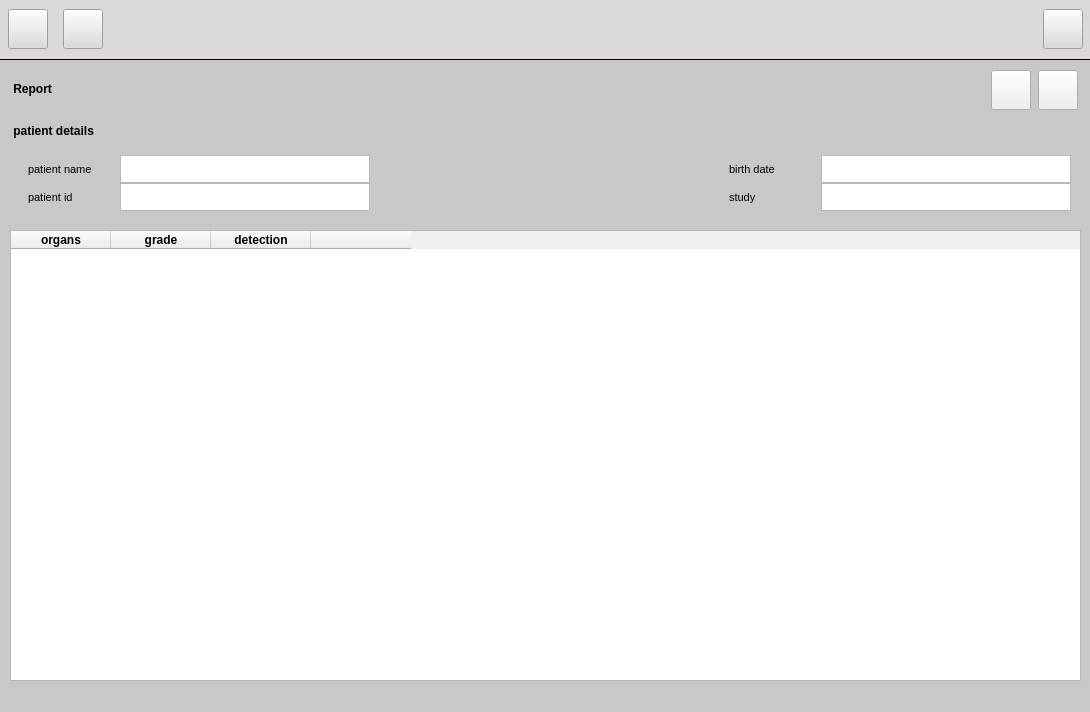
Above: src/page2.ui from alireza-da/TraumaDetectionProject before the change. Below: the same form after it.
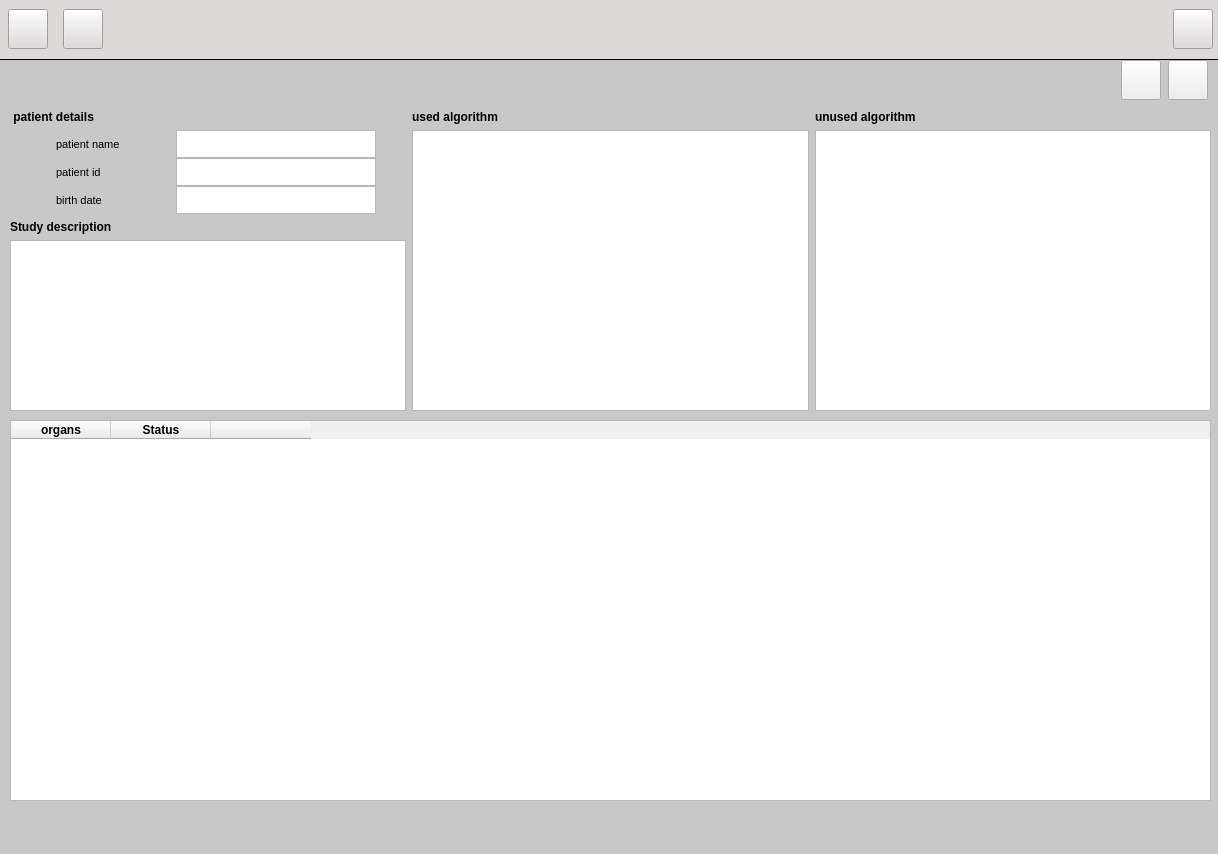
That is the form after the change.

```diff
--- a/src/page2.ui
+++ b/src/page2.ui
@@ -6,8 +6,8 @@
    <rect>
     <x>0</x>
     <y>0</y>
-    <width>1090</width>
-    <height>712</height>
+    <width>1218</width>
+    <height>854</height>
    </rect>
   </property>
   <property name="windowTitle">
@@ -24,7 +24,7 @@
      <rect>
       <x>0</x>
       <y>-1</y>
-      <width>1091</width>
+      <width>1221</width>
       <height>61</height>
      </rect>
     </property>
@@ -123,29 +123,16 @@
     <property name="geometry">
      <rect>
       <x>10</x>
-      <y>70</y>
-      <width>1071</width>
-      <height>141</height>
+      <y>110</y>
+      <width>1201</width>
+      <height>301</height>
      </rect>
     </property>
     <layout class="QVBoxLayout" name="verticalLayout">
      <item>
-      <widget class="QLabel" name="label_10">
-       <property name="maximumSize">
-        <size>
-         <width>16777215</width>
-         <height>40</height>
-        </size>
-       </property>
-       <property name="styleSheet">
-        <string notr="true">font-size:9pt;
- font-weight:500;</string>
-       </property>
-       <property name="text">
-        <string> Report</string>
-       </property>
-      </widget>
-     </item>
+      <layout class="QHBoxLayout" name="horizontalLayout_3" stretch="0,0,0">
+       <item>
+        <layout class="QVBoxLayout" name="verticalLayout_2" stretch="0,0,1">
      <item>
       <widget class="QLabel" name="label_4">
        <property name="maximumSize">
@@ -167,8 +154,6 @@
       </widget>
      </item>
      <item>
-      <layout class="QHBoxLayout" name="horizontalLayout_3" stretch="3,2,3">
-       <item>
         <layout class="QGridLayout" name="gridLayout">
          <property name="sizeConstraint">
           <enum>QLayout::SetMinimumSize</enum>
@@ -179,34 +164,6 @@
          <property name="spacing">
           <number>0</number>
          </property>
-         <item row="0" column="0">
-          <widget class="QLabel" name="label_5">
-           <property name="maximumSize">
-            <size>
-             <width>16777215</width>
-             <height>28</height>
-            </size>
-           </property>
-           <property name="styleSheet">
-            <string notr="true"> margin: 5px; 
- font-size:8pt;
-</string>
-           </property>
-           <property name="text">
-            <string>patient name</string>
-           </property>
-          </widget>
-         </item>
-         <item row="0" column="1">
-          <widget class="QTextEdit" name="textEdit">
-           <property name="maximumSize">
-            <size>
-             <width>250</width>
-             <height>28</height>
-            </size>
-           </property>
-          </widget>
-         </item>
          <item row="1" column="0">
           <widget class="QLabel" name="label_6">
            <property name="maximumSize">
@@ -229,39 +186,44 @@
           <widget class="QTextEdit" name="textEdit_2">
            <property name="maximumSize">
             <size>
-             <width>250</width>
+               <width>200</width>
              <height>28</height>
             </size>
            </property>
           </widget>
          </item>
-        </layout>
-       </item>
-       <item>
-        <spacer name="horizontalSpacer_4">
-         <property name="orientation">
-          <enum>Qt::Horizontal</enum>
-         </property>
-         <property name="sizeHint" stdset="0">
-          <size>
-           <width>40</width>
-           <height>20</height>
-          </size>
-         </property>
-        </spacer>
-       </item>
-       <item>
-        <layout class="QGridLayout" name="gridLayout_2">
-         <property name="sizeConstraint">
-          <enum>QLayout::SetMinimumSize</enum>
-         </property>
-         <property name="rightMargin">
-          <number>10</number>
-         </property>
-         <property name="spacing">
-          <number>0</number>
-         </property>
          <item row="0" column="0">
+            <widget class="QLabel" name="label_5">
+             <property name="maximumSize">
+              <size>
+               <width>16777215</width>
+               <height>32</height>
+              </size>
+             </property>
+             <property name="styleSheet">
+              <string notr="true"> margin: 5px; 
+ font-size:8pt;
+</string>
+             </property>
+             <property name="text">
+              <string>patient name</string>
+             </property>
+             <property name="margin">
+              <number>0</number>
+             </property>
+            </widget>
+           </item>
+           <item row="0" column="1">
+            <widget class="QTextEdit" name="textEdit">
+             <property name="maximumSize">
+              <size>
+               <width>200</width>
+               <height>28</height>
+              </size>
+             </property>
+            </widget>
+           </item>
+           <item row="2" column="0">
           <widget class="QLabel" name="label_7">
            <property name="maximumSize">
             <size>
@@ -281,42 +243,98 @@
            </property>
           </widget>
          </item>
-         <item row="0" column="1">
+           <item row="2" column="1">
           <widget class="QTextEdit" name="textEdit_3">
            <property name="maximumSize">
             <size>
-             <width>250</width>
+               <width>200</width>
              <height>28</height>
             </size>
            </property>
           </widget>
          </item>
-         <item row="1" column="0">
+          </layout>
+         </item>
+         <item>
+          <layout class="QVBoxLayout" name="verticalLayout_3">
+           <item>
           <widget class="QLabel" name="label_8">
            <property name="maximumSize">
             <size>
-             <width>100</width>
-             <height>32</height>
+               <width>160</width>
+               <height>40</height>
             </size>
            </property>
            <property name="styleSheet">
-            <string notr="true"> margin: 5px; 
- font-size:8pt;</string>
+              <string notr="true">font-size:9pt;
+ font-weight:500;</string>
            </property>
            <property name="text">
-            <string>study</string>
-           </property>
-          </widget>
-         </item>
-         <item row="1" column="1">
-          <widget class="QTextEdit" name="textEdit_4">
+              <string>Study description</string>
+             </property>
+             <property name="margin">
+              <number>5</number>
+             </property>
+            </widget>
+           </item>
+           <item>
+            <widget class="QTextBrowser" name="textBrowser"/>
+           </item>
+          </layout>
+         </item>
+        </layout>
+       </item>
+       <item>
+        <layout class="QVBoxLayout" name="verticalLayout_7">
+         <item>
+          <widget class="QLabel" name="label_11">
            <property name="maximumSize">
             <size>
-             <width>250</width>
-             <height>28</height>
+             <width>160</width>
+             <height>40</height>
             </size>
            </property>
+           <property name="styleSheet">
+            <string notr="true">font-size:9pt;
+ font-weight:500;</string>
+           </property>
+           <property name="text">
+            <string>used algorithm</string>
+           </property>
+           <property name="margin">
+            <number>5</number>
+           </property>
           </widget>
+         </item>
+         <item>
+          <widget class="QListWidget" name="list_used_algo"/>
+         </item>
+        </layout>
+       </item>
+       <item>
+        <layout class="QVBoxLayout" name="verticalLayout_6">
+         <item>
+          <widget class="QLabel" name="label_10">
+           <property name="maximumSize">
+            <size>
+             <width>160</width>
+             <height>40</height>
+            </size>
+           </property>
+           <property name="styleSheet">
+            <string notr="true">font-size:9pt;
+ font-weight:500;</string>
+           </property>
+           <property name="text">
+            <string>unused algorithm</string>
+           </property>
+           <property name="margin">
+            <number>5</number>
+           </property>
+          </widget>
+         </item>
+         <item>
+          <widget class="QListWidget" name="list_unused_algo"/>
          </item>
         </layout>
        </item>
@@ -327,8 +345,8 @@
    <widget class="QWidget" name="horizontalLayoutWidget_2">
     <property name="geometry">
      <rect>
-      <x>990</x>
-      <y>70</y>
+      <x>1120</x>
+      <y>60</y>
       <width>91</width>
       <height>41</height>
      </rect>
@@ -366,9 +384,9 @@
     <property name="geometry">
      <rect>
       <x>10</x>
-      <y>230</y>
-      <width>1071</width>
-      <height>451</height>
+      <y>420</y>
+      <width>1201</width>
+      <height>381</height>
      </rect>
     </property>
     <property name="styleSheet">
@@ -385,12 +403,7 @@
     </column>
     <column>
      <property name="text">
-      <string>grade</string>
-     </property>
-    </column>
-    <column>
-     <property name="text">
-      <string>detection</string>
+      <string>Status</string>
      </property>
     </column>
     <column>
```
Left out of the diff: 2 changed lines with no effect on the pictures. Lines whose indentation alone changed are shown as unchanged.
